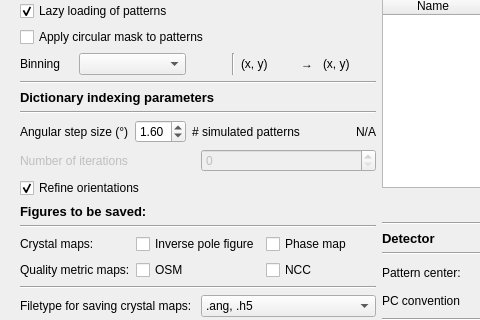
Qt form ui/di_setup.ui (EBSP-Indexer/EBSP-Indexer) before a commit; both pictures show x 0 to 480 and y 93 to 413 of the 950 by 501 pixel window.
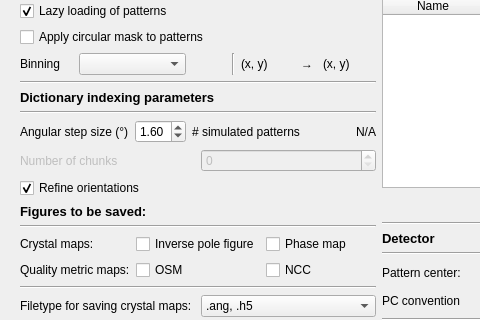
The same form after that commit.

Diff of the .ui file:
```diff
--- a/ui/di_setup.ui
+++ b/ui/di_setup.ui
@@ -553,7 +553,7 @@
                  <bool>false</bool>
                 </property>
                 <property name="text">
-                 <string>Number of iterations</string>
+                 <string>Number of chunks</string>
                 </property>
                </widget>
               </item>
```
